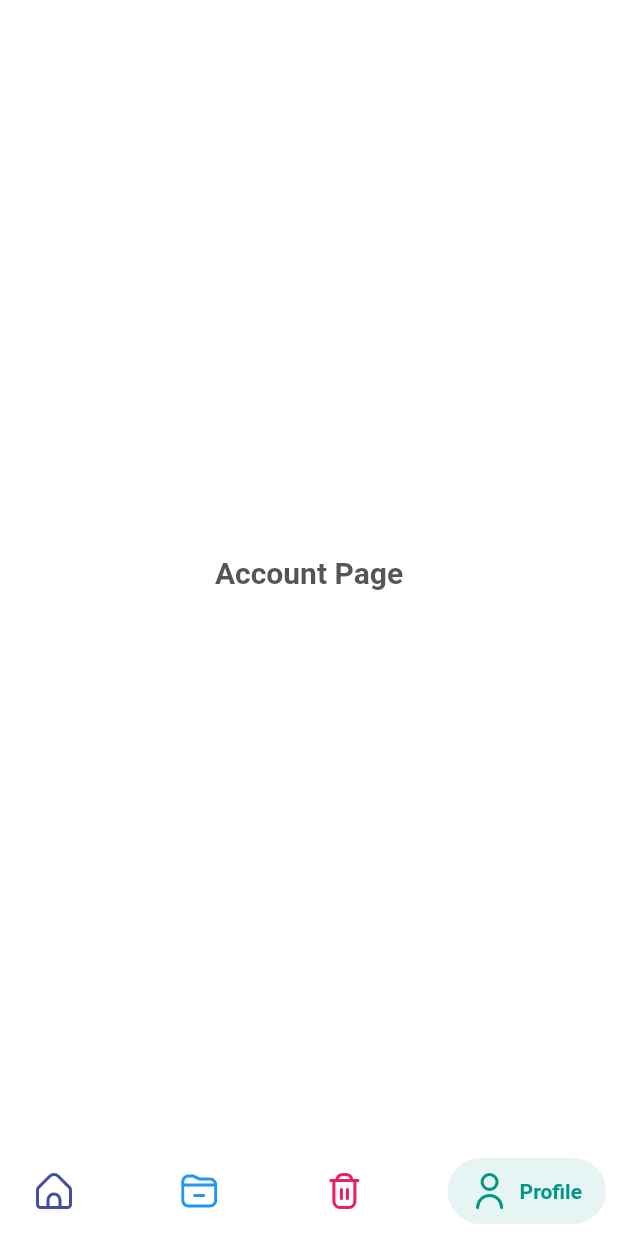
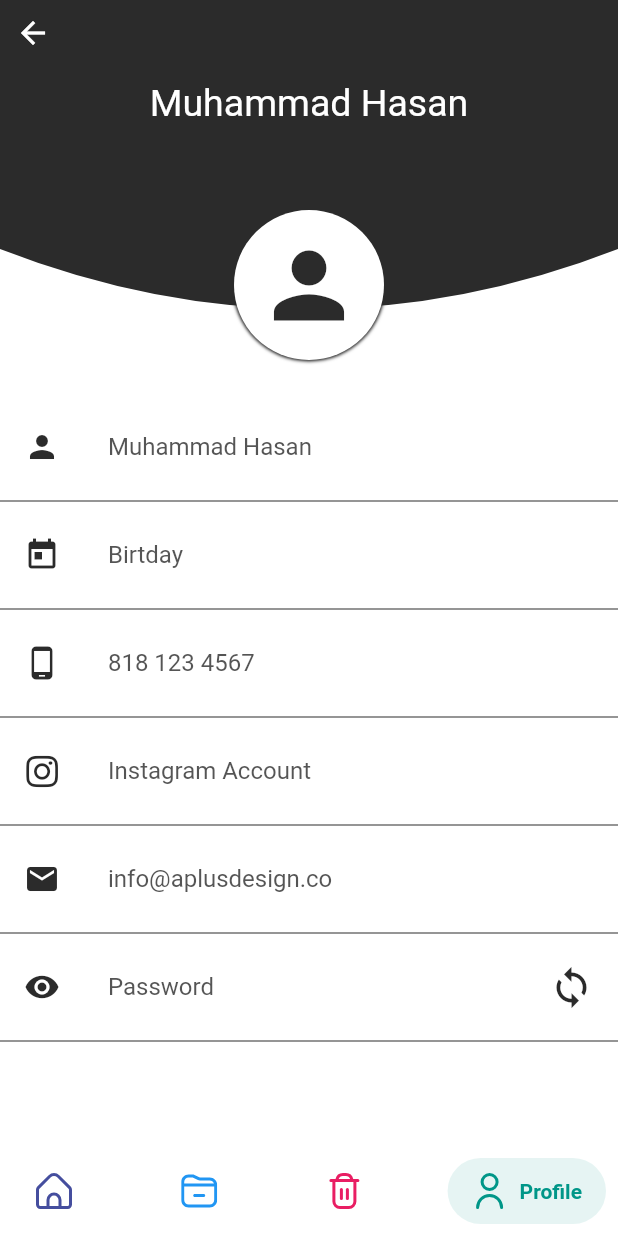
Before and after one commit to MuhammadHasan-Git/file_manager_app, a Flutter app: the screen it shows after launch, item 4 of the bottom bar chosen, on a phone screen of 412 x 824 dp. Run offline on Flutter 3.47's test engine with Material 2 defaults, Android fonts, the phone set to English and light mode, and no system bars; drawn by our look-alikes of salomon_bottom_bar; our stand-ins replace animate_do, blurrycontainer, cached_network_image, flutter_custom_clippers, flutter_svg, font_awesome_flutter; missing offline and left inert: animated_icon, circle_progress_bar; network calls fail.

Commit message:
accoun page completed

```diff
--- a/lib/main.dart
+++ b/lib/main.dart
@@ -1,4 +1,5 @@
 import 'package:file_manager_app/pages/root_app.dart';
+import 'package:file_manager_app/theme/colors.dart';
 import 'package:flutter/material.dart';
 
 import 'theme/my_theme.dart';
--- /dev/null
+++ b/lib/pages/account_page.dart
@@ -0,0 +1,200 @@
+import 'package:flutter_custom_clippers/flutter_custom_clippers.dart';
+import 'package:flutter/material.dart';
+import 'package:font_awesome_flutter/font_awesome_flutter.dart';
+
+import '../theme/colors.dart';
+
+class AccountPage extends StatefulWidget {
+  const AccountPage({super.key});
+
+  @override
+  State<AccountPage> createState() => _AccountPageState();
+}
+
+class _AccountPageState extends State<AccountPage> {
+  @override
+  Widget build(BuildContext context) {
+    return Scaffold(
+      body: getBody(),
+    );
+  }
+
+  Widget getBody() {
+    return Column(
+      crossAxisAlignment: CrossAxisAlignment.start,
+      children: [
+        SizedBox(
+          height: 240,
+          child: Stack(
+            children: [
+              getCurveShape(),
+              getLoginIcon(),
+            ],
+          ),
+        ),
+        const SizedBox(
+          height: 30,
+        ),
+        getInformationList(),
+      ],
+    );
+  }
+
+  Widget getCurveShape() {
+    var size = MediaQuery.of(context).size;
+    return ClipPath(
+      clipper: OvalBottomBorderClipper(),
+      child: Container(
+        width: size.width,
+        height: size.height * 0.25,
+        decoration: BoxDecoration(
+          color: Theme.of(context).cardColor,
+          boxShadow: [
+            BoxShadow(
+              color: Theme.of(context).scaffoldBackgroundColor.withOpacity(0.1),
+              spreadRadius: 10,
+              blurRadius: 10,
+            )
+          ],
+        ),
+        child: SafeArea(
+          child: Stack(
+            children: [
+              Column(
+                crossAxisAlignment: CrossAxisAlignment.center,
+                children: [
+                  Padding(
+                    padding: const EdgeInsets.only(left: 10, top: 10),
+                    child: Row(
+                      children: [
+                        Icon(
+                          Icons.arrow_back,
+                          color: Theme.of(context).primaryColor,
+                        )
+                      ],
+                    ),
+                  ),
+                  const SizedBox(
+                    height: 20,
+                  ),
+                  const Text(
+                    "Muhammad Hasan",
+                    style: TextStyle(color: white, fontSize: 25),
+                  )
+                ],
+              ),
+            ],
+          ),
+        ),
+      ),
+    );
+  }
+
+  Widget getLoginIcon() {
+    return Positioned(
+      bottom: 0,
+      left: 0,
+      right: 0,
+      child: Container(
+        width: 100,
+        height: 100,
+        decoration:
+            BoxDecoration(color: white, shape: BoxShape.circle, boxShadow: [
+          BoxShadow(
+              color: Theme.of(context).cardColor,
+              spreadRadius: 1,
+              blurRadius: 1),
+        ]),
+        child: Center(
+          child: Icon(
+            Icons.person,
+            size: 70,
+            color: Theme.of(context).cardColor,
+          ),
+        ),
+      ),
+    );
+  }
+
+  Widget getInformationList() {
+    return Expanded(
+      child: Center(
+        child: ListView(
+          physics: const BouncingScrollPhysics(),
+          children: [
+            ListTile(
+              leading: Icon(
+                Icons.person,
+                color: Theme.of(context).cardColor,
+              ),
+              title: const Text(
+                "Muhammad Hasan",
+              ),
+            ),
+            Divider(
+              color: Theme.of(context).cardColor,
+            ),
+            ListTile(
+              leading: Icon(
+                Icons.today,
+                color: Theme.of(context).cardColor,
+              ),
+              title: const Text("Birtday"),
+            ),
+            Divider(
+              color: Theme.of(context).cardColor,
+            ),
+            ListTile(
+              leading: Icon(
+                Icons.phone_android,
+                color: Theme.of(context).cardColor,
+              ),
+              title: const Text("818 123 4567"),
+            ),
+            Divider(
+              color: Theme.of(context).cardColor,
+            ),
+            ListTile(
+              leading: Icon(
+                FontAwesomeIcons.instagram,
+                color: Theme.of(context).cardColor,
+              ),
+              title: const Text("Instagram Account"),
+            ),
+            Divider(
+              color: Theme.of(context).cardColor,
+            ),
+            ListTile(
+              leading: Icon(
+                Icons.email,
+                color: Theme.of(context).cardColor,
+              ),
+              title: Text("info@aplusdesign.co"),
+            ),
+            Divider(
+              color: Theme.of(context).cardColor,
+            ),
+            ListTile(
+              leading: Icon(
+                Icons.remove_red_eye,
+                color: Theme.of(context).cardColor,
+              ),
+              title: const Text("Password"),
+              trailing: Icon(
+                Icons.sync,
+                color: Theme.of(context).cardColor,
+                size: 30,
+              ),
+            ),
+            Divider(
+              color: Theme.of(context).cardColor,
+            ),
+            SizedBox(
+              height: 60,
+            ),
+          ],
+        ),
+      ),
+    );
+  }
+}
--- a/lib/pages/root_app.dart
+++ b/lib/pages/root_app.dart
@@ -1,3 +1,4 @@
+import 'package:file_manager_app/pages/account_page.dart';
 import 'package:file_manager_app/pages/files_page.dart';
 import 'package:file_manager_app/pages/home_page.dart';
 import 'package:flutter/material.dart';
@@ -59,14 +60,7 @@ class _RootAppState extends State<RootApp> {
             fontWeight: FontWeight.bold,
           ),
         )),
-        Center(
-            child: Text(
-          "Account Page",
-          style: TextStyle(
-            fontSize: 20,
-            fontWeight: FontWeight.bold,
-          ),
-        )),
+        AccountPage(),
       ],
     );
   }
--- a/lib/theme/colors.dart
+++ b/lib/theme/colors.dart
@@ -1,5 +1,5 @@
 import 'dart:ui';
-
+bool isSwitched = false;
 const Color primary = Color(0xFF454e9e);
 const Color secondary = Color(0xFF2B2B2B);
 const Color white = Color(0xFFFFFFFF);
--- a/pubspec.yaml
+++ b/pubspec.yaml
@@ -42,7 +42,9 @@ dependencies:
   animate_do: ^3.0.2
   flutter_svg: ^2.0.7
   cached_network_image: ^3.2.3
+  flutter_custom_clippers: ^2.1.0
   animated_icon: ^0.0.5
+  font_awesome_flutter: ^10.5.0
 
 dev_dependencies:
   flutter_test:
```
Also changed, not shown: pubspec.lock, 1 other file.
